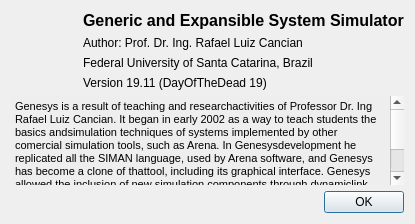
Old version of the form userInterfaces/gui/qt/dialogabout.ui in the repository vits-hugs/Genesys-Simulator.
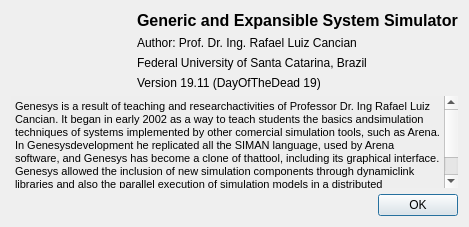
New version of the form. Icons and pictures are not drawn.

Diff of the .ui file:
```diff
--- a/userInterfaces/gui/qt/dialogabout.ui
+++ b/userInterfaces/gui/qt/dialogabout.ui
@@ -6,8 +6,8 @@
    <rect>
     <x>0</x>
     <y>0</y>
-    <width>415</width>
-    <height>224</height>
+    <width>469</width>
+    <height>227</height>
    </rect>
   </property>
   <property name="windowTitle">
@@ -102,7 +102,7 @@
       <string>&lt;!DOCTYPE HTML PUBLIC &quot;-//W3C//DTD HTML 4.0//EN&quot; &quot;http://www.w3.org/TR/REC-html40/strict.dtd&quot;&gt;
 &lt;html&gt;&lt;head&gt;&lt;meta name=&quot;qrichtext&quot; content=&quot;1&quot; /&gt;&lt;style type=&quot;text/css&quot;&gt;
 p, li { white-space: pre-wrap; }
-&lt;/style&gt;&lt;/head&gt;&lt;body style=&quot; font-family:'Ubuntu'; font-size:9pt; font-weight:400; font-style:normal;&quot; bgcolor=&quot;#eeeeee&quot;&gt;
+&lt;/style&gt;&lt;/head&gt;&lt;body style=&quot; font-family:'DejaVu LGC Sans'; font-size:9pt; font-weight:400; font-style:normal;&quot; bgcolor=&quot;#eeeeee&quot;&gt;
 &lt;p style=&quot; margin-top:0px; margin-bottom:0px; margin-left:0px; margin-right:0px; -qt-block-indent:0; text-indent:0px;&quot;&gt;&lt;span style=&quot; font-family:'Tahoma,Arial,sans-serif'; font-size:8pt; color:#000000;&quot;&gt;Genesys is a result of teaching and researchactivities of Professor Dr. Ing Rafael Luiz Cancian. It began in early 2002 as a way to teach students the basics andsimulation techniques of systems implemented by other comercial simulation tools, such as Arena. In Genesysdevelopment he replicated all the SIMAN language, used by Arena software, and Genesys has become a clone of thattool, including its graphical interface. Genesys allowed the inclusion of new simulation components through dynamiclink libraries and also the parallel execution of simulation models in a distributed environment. The developmentof Genesys continued until 2007, when the professor stopped teaching systems simulation.&lt;/span&gt;&lt;/p&gt;&lt;/body&gt;&lt;/html&gt;</string>
      </property>
     </widget>
```
Left out of the diff: 2 changed lines with no effect on the pictures.
